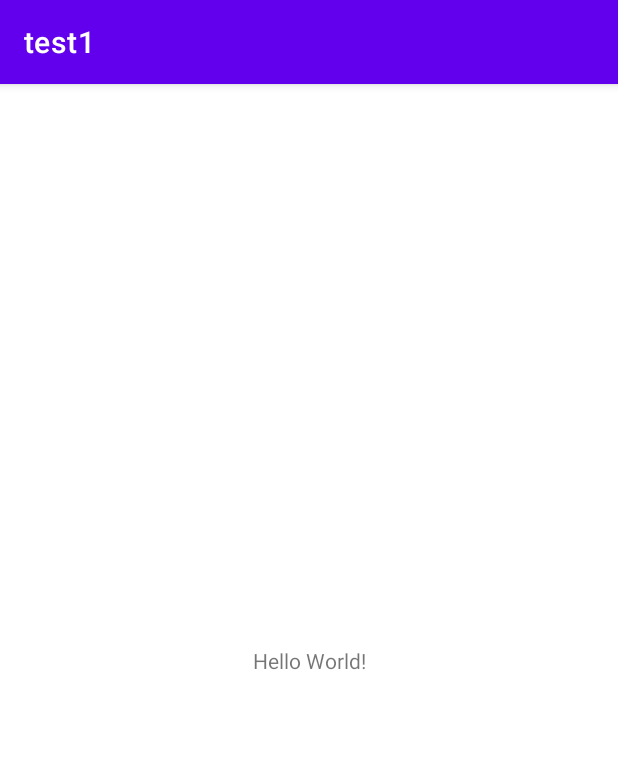
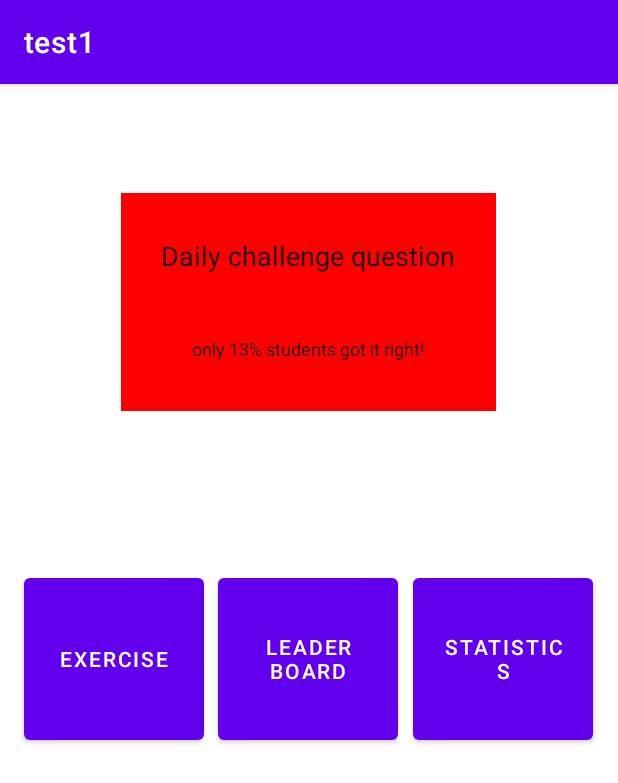
Before and after one commit to Marco0822/physics-app, an Android app: the screen it shows after launch (MainActivity), on a phone screen of 412 x 824 dp. Shown: the top 783 px of the screen. Run offline under Robolectric (Android 15) with nearby library versions, the phone set to English and light mode, and no system bars.

Commit message:
home page draft commit

```diff
--- a/app/src/main/res/layout/activity_main.xml
+++ b/app/src/main/res/layout/activity_main.xml
@@ -4,15 +4,76 @@
     xmlns:tools="http://schemas.android.com/tools"
     android:layout_width="match_parent"
     android:layout_height="match_parent"
+    android:background="#FFFFFF"
     tools:context=".MainActivity">
 
-    <TextView
-        android:layout_width="wrap_content"
-        android:layout_height="wrap_content"
-        android:text="Hello World!"
+    <EditText
+        android:id="@+id/editTextTextPersonName"
+        android:layout_width="250dp"
+        android:layout_height="83dp"
+        android:background="#FF0000"
+        android:ems="10"
+        android:gravity="center"
+        android:inputType="textPersonName"
+        android:text="Daily challenge question"
         app:layout_constraintBottom_toBottomOf="parent"
-        app:layout_constraintLeft_toLeftOf="parent"
-        app:layout_constraintRight_toRightOf="parent"
-        app:layout_constraintTop_toTopOf="parent" />
+        app:layout_constraintEnd_toEndOf="parent"
+        app:layout_constraintHorizontal_bias="0.496"
+        app:layout_constraintStart_toStartOf="parent"
+        app:layout_constraintTop_toTopOf="parent"
+        app:layout_constraintVertical_bias="0.106" />
+
+    <EditText
+        android:id="@+id/editTextTextPersonName2"
+        android:layout_width="250dp"
+        android:layout_height="83dp"
+        android:background="#FF0000"
+        android:ems="10"
+        android:gravity="center"
+        android:inputType="textPersonName"
+        android:text="only 13% students got it right!"
+        android:textSize="12sp"
+        app:layout_constraintBottom_toBottomOf="parent"
+        app:layout_constraintEnd_toEndOf="parent"
+        app:layout_constraintHorizontal_bias="0.496"
+        app:layout_constraintStart_toStartOf="parent"
+        app:layout_constraintTop_toTopOf="parent"
+        app:layout_constraintVertical_bias="0.197" />
+
+    <Button
+        android:id="@+id/button"
+        android:layout_width="120dp"
+        android:layout_height="120dp"
+        android:text="exercise"
+        app:layout_constraintBottom_toBottomOf="parent"
+        app:layout_constraintEnd_toStartOf="@+id/button3"
+        app:layout_constraintHorizontal_bias="0.64"
+        app:layout_constraintStart_toStartOf="parent"
+        app:layout_constraintTop_toTopOf="parent"
+        app:layout_constraintVertical_bias="0.499" />
+
+    <Button
+        android:id="@+id/button2"
+        android:layout_width="120dp"
+        android:layout_height="120dp"
+        android:text="statistics"
+        app:layout_constraintBottom_toBottomOf="parent"
+        app:layout_constraintEnd_toEndOf="parent"
+        app:layout_constraintHorizontal_bias="0.384"
+        app:layout_constraintStart_toEndOf="@+id/button3"
+        app:layout_constraintTop_toTopOf="parent"
+        app:layout_constraintVertical_bias="0.499" />
+
+    <Button
+        android:id="@+id/button3"
+        android:layout_width="120dp"
+        android:layout_height="120dp"
+        android:text="leader board"
+        app:layout_constraintBottom_toBottomOf="parent"
+        app:layout_constraintEnd_toEndOf="parent"
+        app:layout_constraintHorizontal_bias="0.498"
+        app:layout_constraintStart_toStartOf="parent"
+        app:layout_constraintTop_toTopOf="parent"
+        app:layout_constraintVertical_bias="0.499" />
 
 </androidx.constraintlayout.widget.ConstraintLayout>
```
